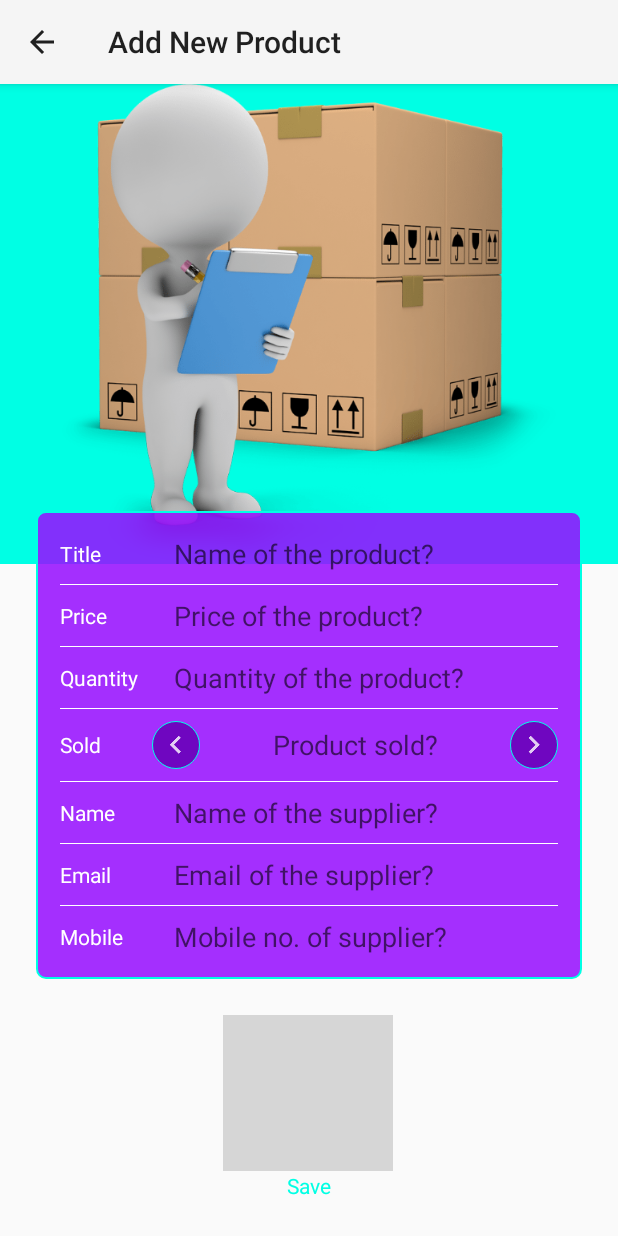
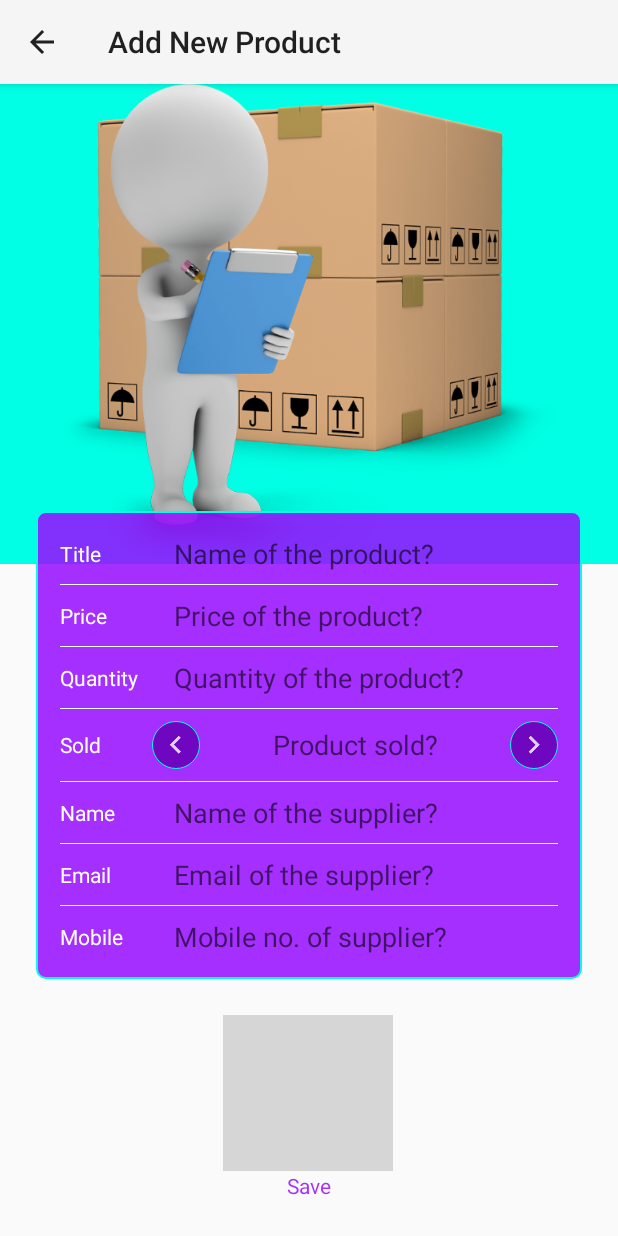
Before and after one commit to bishram78/InventoroyApp2_new, an Android app: the EditorActivity screen opened directly, with no data from a screen before it, on a phone screen of 412 x 824 dp. Run offline under Robolectric (Android 15) with nearby library versions, the light colour scheme and no system bars; grey boxes are pictures that could not be loaded.

Commit message:
Final commit

```diff
--- a/app/src/main/AndroidManifest.xml
+++ b/app/src/main/AndroidManifest.xml
@@ -2,6 +2,8 @@
 <manifest xmlns:android="http://schemas.android.com/apk/res/android"
     xmlns:tools="http://schemas.android.com/tools"
     package="com.bishram.nano.degree.inventory.app2">
+
+    <uses-permission android:name="android.permission.CALL_PHONE" />
 
     <application
         android:allowBackup="true"
--- a/app/src/main/res/layout/activity_editor.xml
+++ b/app/src/main/res/layout/activity_editor.xml
@@ -1,8 +1,12 @@
 <?xml version="1.0" encoding="utf-8"?>
-<RelativeLayout xmlns:android="http://schemas.android.com/apk/res/android"
+<ScrollView xmlns:android="http://schemas.android.com/apk/res/android"
     android:layout_width="match_parent"
     android:layout_height="match_parent"
-    android:orientation="vertical">
+    android:fillViewport="true">
+
+    <RelativeLayout
+        android:layout_width="match_parent"
+        android:layout_height="match_parent">
 
         <ImageView
             android:id="@+id/product_image_iv"
@@ -30,7 +34,7 @@
                 android:layout_weight="1"
                 android:gravity="center"
                 android:text="@string/delete"
-            android:textColor="@color/colorPrimary" />
+                android:textColor="#dc9710ff" />
 
             <View
                 android:layout_width="0dp"
@@ -43,7 +47,7 @@
                 android:layout_weight="1"
                 android:gravity="center"
                 android:text="@string/save"
-            android:textColor="@color/colorPrimary" />
+                android:textColor="#dc9710ff" />
 
             <View
                 android:layout_width="0dp"
@@ -57,7 +61,7 @@
                 android:layout_weight="1"
                 android:gravity="center"
                 android:text="@string/dial"
-            android:textColor="@color/colorPrimary" />
+                android:textColor="#dc9710ff" />
         </LinearLayout>
 
         <LinearLayout
@@ -126,3 +130,4 @@
             android:layout_marginRight="@dimen/margin_24"
             android:layout_marginBottom="@dimen/margin_24" />
     </RelativeLayout>
+</ScrollView>
```
Also changed, not shown: app/src/main/java/com/bishram/nano/degree/inventory/app2/activity/EditorActivity.java (+1 -11 lines). Lines whose indentation alone changed are shown as unchanged.
